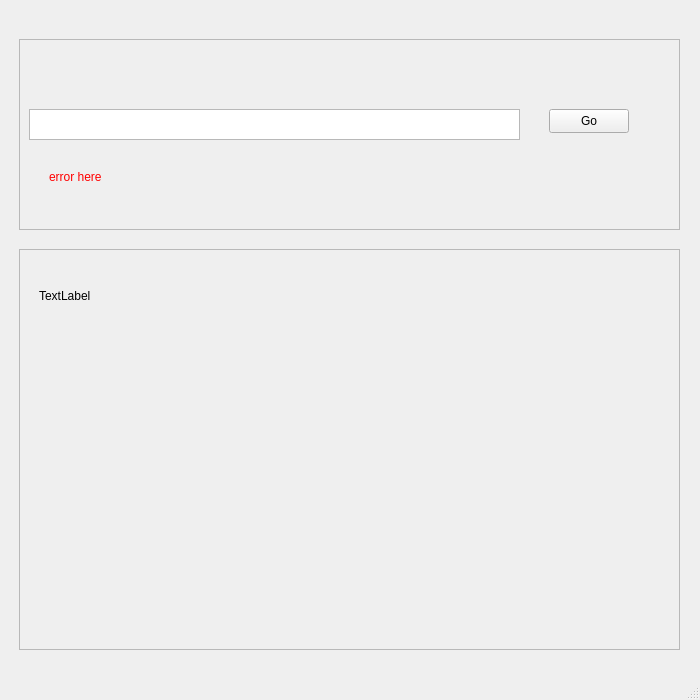
Old version of the form widgets/mainwindow.ui in the repository ReturnedTrue/ChemicalSearcher.
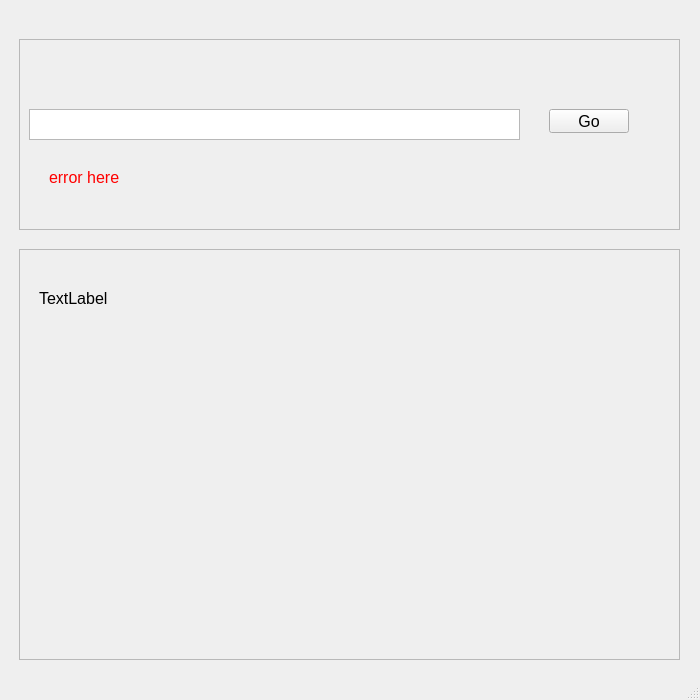
New version of the form.

Commit message: Improve interface, implement molecular weight property and molecular formula parsing, fix memory leaks

What changed in the file:
```diff
--- a/widgets/mainwindow.ui
+++ b/widgets/mainwindow.ui
@@ -60,6 +60,11 @@
        <height>24</height>
       </rect>
      </property>
+     <property name="font">
+      <font>
+       <pointsize>12</pointsize>
+      </font>
+     </property>
      <property name="text">
       <string>Go</string>
      </property>
@@ -73,6 +78,11 @@
        <height>16</height>
       </rect>
      </property>
+     <property name="font">
+      <font>
+       <pointsize>12</pointsize>
+      </font>
+     </property>
      <property name="styleSheet">
       <string notr="true">color: rgb(255, 0, 0);</string>
      </property>
@@ -87,7 +97,7 @@
       <x>19</x>
       <y>249</y>
       <width>661</width>
-      <height>401</height>
+      <height>411</height>
      </rect>
     </property>
     <property name="frameShape">
@@ -111,6 +121,11 @@
        <verstretch>0</verstretch>
       </sizepolicy>
      </property>
+     <property name="font">
+      <font>
+       <pointsize>12</pointsize>
+      </font>
+     </property>
      <property name="text">
       <string>TextLabel</string>
      </property>
@@ -125,7 +140,7 @@
      <property name="geometry">
       <rect>
        <x>20</x>
-       <y>110</y>
+       <y>140</y>
        <width>256</width>
        <height>256</height>
       </rect>
```
Left out of the diff: 5 changed lines with no effect on the pictures. The commit also changes 4 other files.
